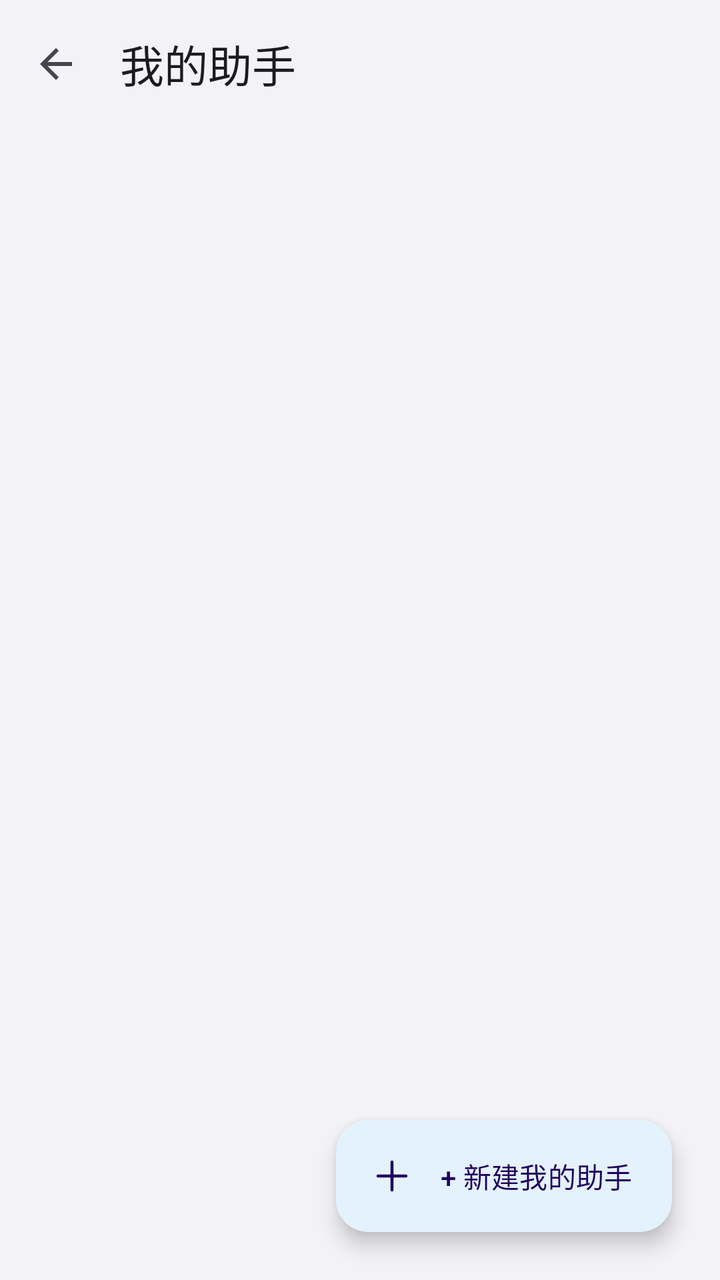
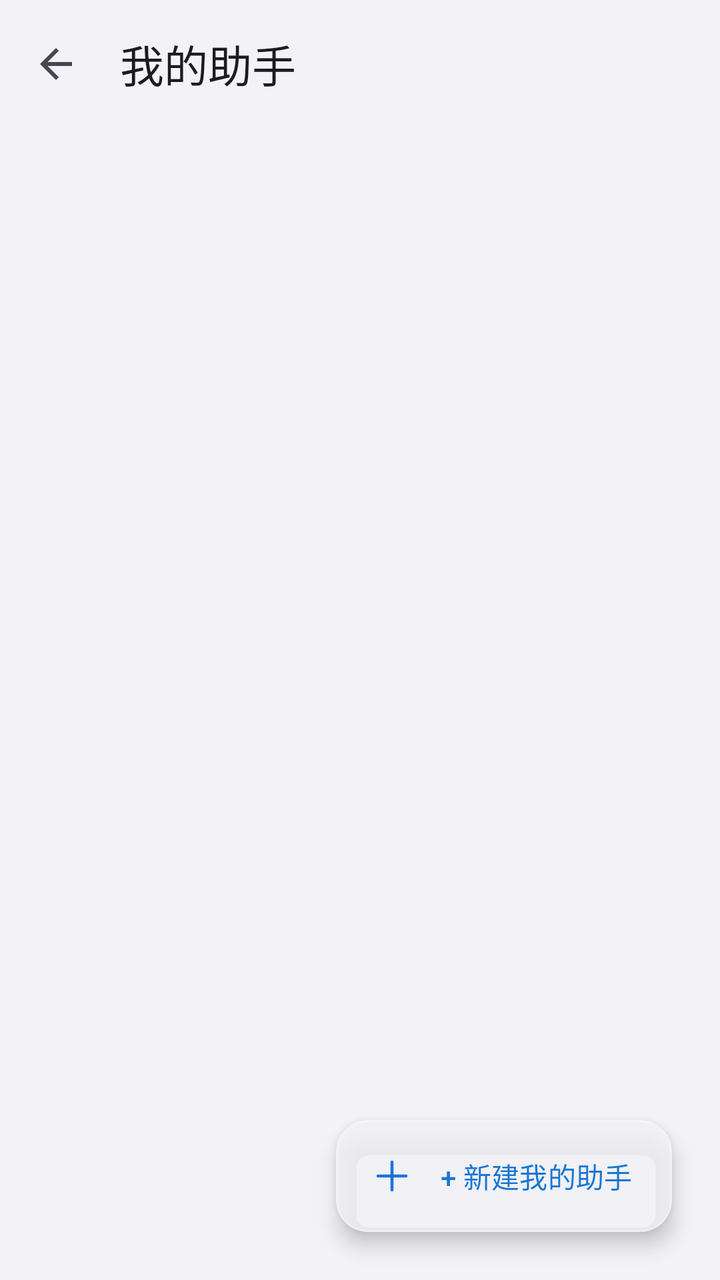

Before-and-after screenshots of an Android layout around one commit, followed by the original layout XML and the change that was made.
<!-- AndroidManifest.xml: activity theme Theme.AIChat -->
<!-- res/layout/activity_my_assistants.xml -->
<?xml version="1.0" encoding="utf-8"?>
<androidx.coordinatorlayout.widget.CoordinatorLayout xmlns:android="http://schemas.android.com/apk/res/android"
    xmlns:app="http://schemas.android.com/apk/res-auto"
    android:layout_width="match_parent"
    android:layout_height="match_parent"
    android:background="@color/ios_grouped_bg">

    <LinearLayout
        android:layout_width="match_parent"
        android:layout_height="match_parent"
        android:orientation="vertical">

        <com.google.android.material.appbar.MaterialToolbar
            android:id="@+id/toolbar"
            android:layout_width="match_parent"
            android:layout_height="?attr/actionBarSize"
            android:background="@color/ios_grouped_bg"
            app:elevation="0dp"
            app:title="@string/my_assistants"
            app:navigationIcon="?attr/homeAsUpIndicator" />

        <androidx.recyclerview.widget.RecyclerView
            android:id="@+id/recyclerAssistants"
            android:layout_width="match_parent"
            android:layout_height="0dp"
            android:layout_weight="1"
            android:paddingHorizontal="16dp"
            android:paddingTop="8dp"
            android:paddingBottom="88dp"
            android:clipToPadding="false" />
    </LinearLayout>

    
    <com.google.android.material.floatingactionbutton.ExtendedFloatingActionButton
        android:id="@+id/btnCreateAssistant"
        android:layout_width="wrap_content"
        android:layout_height="wrap_content"
        android:layout_gravity="bottom|end"
        android:layout_margin="24dp"
        android:text="@string/create_assistant"
        app:icon="@drawable/ic_add"
        app:elevation="6dp" />

</androidx.coordinatorlayout.widget.CoordinatorLayout>
<!-- resources referenced by this layout -->
<resources>
  <color name="ios_grouped_bg">#F2F2F7</color>
  <!-- drawable ic_add (drawable) -->
  <?xml version="1.0" encoding="utf-8"?>
  <vector xmlns:android="http://schemas.android.com/apk/res/android"
      android:width="24dp"
      android:height="24dp"
      android:viewportWidth="24"
      android:viewportHeight="24">
      <path
          android:fillColor="@android:color/transparent"
          android:pathData="M12,5V19M5,12H19"
          android:strokeColor="#FF000000"
          android:strokeLineCap="round"
          android:strokeLineJoin="round"
          android:strokeWidth="1.5" />
  </vector>
  <string name="create_assistant">+ 新建我的助手</string>
  <string name="my_assistants">我的助手</string>
  <style name="Theme.AIChat" parent="Theme.Material3.DayNight.NoActionBar">
          <item name="colorPrimary">@color/primary</item>
          <item name="colorPrimaryContainer">?attr/colorPrimaryLight</item>
          <item name="colorOnPrimary">@color/on_primary</item>
          <item name="colorSurface">@color/surface</item>
          <item name="colorPrimarySubtle">@color/primary_blue_subtle</item>
          <item name="colorPrimaryLight">@color/primary_blue_light</item>
          <item name="colorPrimaryDeep">@color/primary_blue_deep</item>
          <item name="materialAlertDialogTheme">@style/ThemeOverlay.AIChat.MaterialAlertDialog</item>
          <item name="alertDialogTheme">@style/ThemeOverlay.AIChat.MaterialAlertDialog</item>
      </style>
  <color name="primary">#1976D2</color>
  <color name="on_primary">#FFFFFF</color>
  <color name="surface">#FFFFFF</color>
  <color name="primary_blue_subtle">#F5FAFF</color>
  <color name="primary_blue_light">#E3F2FD</color>
  <color name="primary_blue_deep">#0D47A1</color>
  <style name="ThemeOverlay.AIChat.MaterialAlertDialog" parent="ThemeOverlay.Material3.MaterialAlertDialog">
          <item name="backgroundTint">@android:color/transparent</item>
          <item name="android:windowBackground">@drawable/bg_material_alert_dialog</item>
          <item name="colorSurface">@color/dialog_surface_bg</item>
          <item name="elevationOverlayEnabled">false</item>
          <item name="shapeAppearanceOverlay">@style/ShapeAppearance.AIChat.Dialog</item>
      </style>
  <color name="dialog_surface_bg">#FFFDFEFF</color>
  <style name="ShapeAppearance.AIChat.Dialog" parent="">
          <item name="cornerFamily">rounded</item>
          <item name="cornerSize">28dp</item>
      </style>
  <color name="glass_surface">#CCF2F2F7</color>
  <dimen name="dialog_glass_highlight_fade">120dp</dimen>
  <color name="glass_highlight_top">#30FFFFFF</color>
  <dimen name="dialog_glass_shadow_fade">160dp</dimen>
  <color name="glass_shadow_bottom">#10000000</color>
  <color name="glass_stroke">#40FFFFFF</color>
  <!-- unchanged entries left out for length: 1 -->
</resources>

<!-- the commit's change to res/layout/activity_my_assistants.xml (unified diff, before → after) -->
@@ -39,6 +39,11 @@
         android:layout_margin="24dp"
         android:text="@string/create_assistant"
         app:icon="@drawable/ic_add"
-        app:elevation="6dp" />
+        app:elevation="0dp"
+        app:backgroundTint="@color/glass_surface"
+        app:strokeColor="@color/glass_stroke"
+        app:strokeWidth="1dp"
+        app:iconTint="?attr/colorPrimary"
+        android:textColor="?attr/colorPrimary" />
 
 </androidx.coordinatorlayout.widget.CoordinatorLayout>
